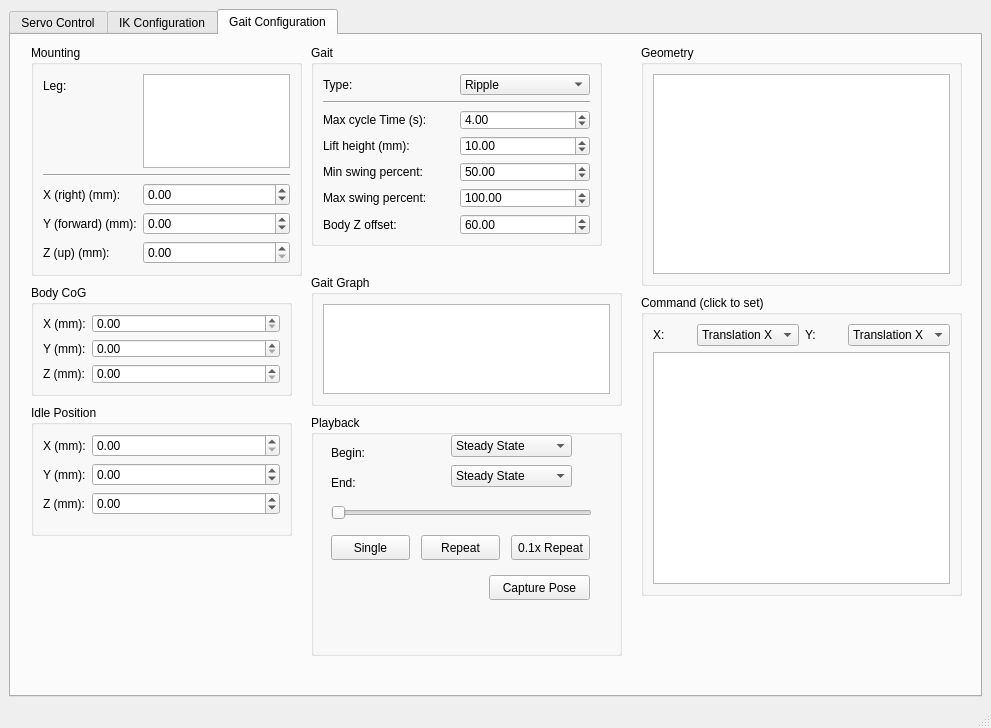
This is mtool_main_window.ui in mjbots/mjmech as Qt 5 draws it before an edit. The edited form follows.
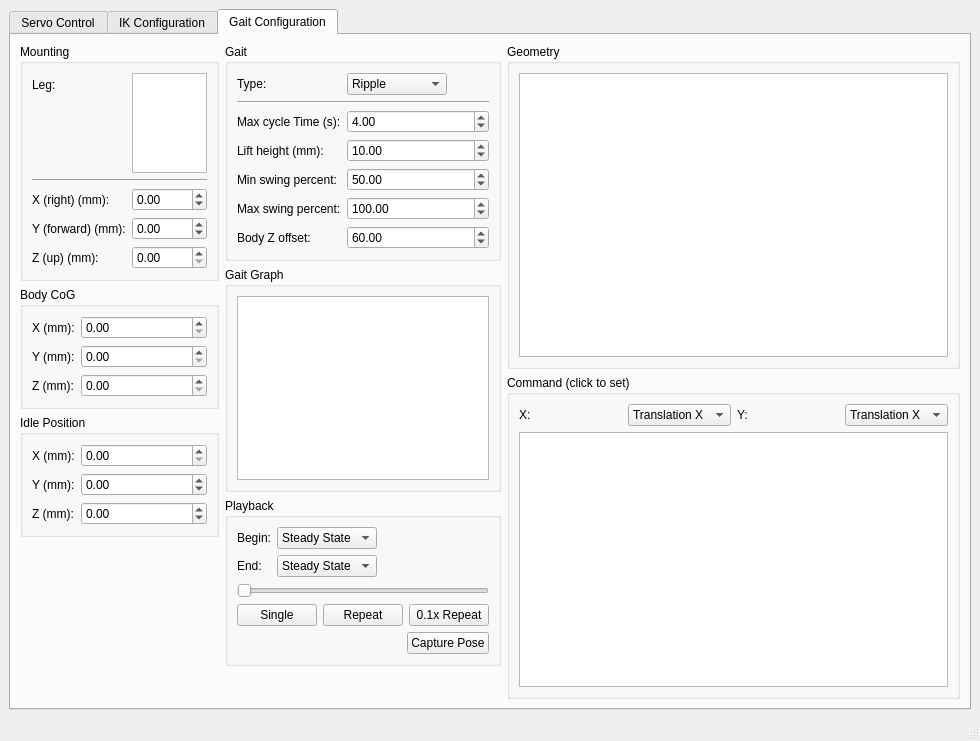
This is the edited form. The open tabs and pages were chosen to show the change.

Commit message: mtool: Render a basic gait graph.

Diff of the .ui file:
```diff
--- a/mtool_main_window.ui
+++ b/mtool_main_window.ui
@@ -6,16 +6,16 @@
    <rect>
     <x>0</x>
     <y>0</y>
-    <width>991</width>
-    <height>728</height>
+    <width>980</width>
+    <height>741</height>
    </rect>
   </property>
   <property name="windowTitle">
    <string>mtool</string>
   </property>
   <widget class="QWidget" name="centralwidget">
-   <layout class="QGridLayout" name="gridLayout_6">
-    <item row="0" column="0">
+   <layout class="QVBoxLayout" name="verticalLayout_12">
+    <item>
      <widget class="QTabWidget" name="tabWidget">
       <property name="currentIndex">
        <number>0</number>
@@ -831,170 +831,11 @@
        <attribute name="title">
         <string>Gait Configuration</string>
        </attribute>
-       <widget class="QGroupBox" name="geometryGroup">
-        <property name="geometry">
-         <rect>
-          <x>630</x>
-          <y>10</y>
-          <width>321</width>
-          <height>241</height>
-         </rect>
-        </property>
-        <property name="title">
-         <string>Geometry</string>
-        </property>
-        <layout class="QVBoxLayout" name="verticalLayout_9">
+       <layout class="QHBoxLayout" name="horizontalLayout_7" stretch="1,1,6">
          <item>
-          <widget class="QGraphicsView" name="graphicsView_3"/>
-         </item>
-        </layout>
-       </widget>
-       <widget class="QGroupBox" name="commandGroup">
-        <property name="geometry">
-         <rect>
-          <x>630</x>
-          <y>260</y>
-          <width>321</width>
-          <height>301</height>
-         </rect>
-        </property>
-        <property name="title">
-         <string>Command (click to set)</string>
-        </property>
-        <layout class="QVBoxLayout" name="verticalLayout_8">
+         <layout class="QVBoxLayout" name="verticalLayout">
          <item>
-          <layout class="QHBoxLayout" name="horizontalLayout_5">
-           <item>
-            <widget class="QLabel" name="label_18">
-             <property name="text">
-              <string>X:</string>
-             </property>
-            </widget>
-           </item>
-           <item>
-            <widget class="QComboBox" name="comboBox_4">
-             <item>
-              <property name="text">
-               <string>Translation X</string>
-              </property>
-             </item>
-             <item>
-              <property name="text">
-               <string>Translation Y</string>
-              </property>
-             </item>
-             <item>
-              <property name="text">
-               <string>Rotation</string>
-              </property>
-             </item>
-             <item>
-              <property name="text">
-               <string>Body X</string>
-              </property>
-             </item>
-             <item>
-              <property name="text">
-               <string>Body Y</string>
-              </property>
-             </item>
-             <item>
-              <property name="text">
-               <string>Body Z</string>
-              </property>
-             </item>
-             <item>
-              <property name="text">
-               <string>Body Pitch</string>
-              </property>
-             </item>
-             <item>
-              <property name="text">
-               <string>Body Roll</string>
-              </property>
-             </item>
-             <item>
-              <property name="text">
-               <string>Body Yaw</string>
-              </property>
-             </item>
-            </widget>
-           </item>
-           <item>
-            <widget class="QLabel" name="label_19">
-             <property name="text">
-              <string>Y:</string>
-             </property>
-            </widget>
-           </item>
-           <item>
-            <widget class="QComboBox" name="comboBox_5">
-             <property name="currentIndex">
-              <number>0</number>
-             </property>
-             <item>
-              <property name="text">
-               <string>Translation X</string>
-              </property>
-             </item>
-             <item>
-              <property name="text">
-               <string>Translation Y</string>
-              </property>
-             </item>
-             <item>
-              <property name="text">
-               <string>Rotation</string>
-              </property>
-             </item>
-             <item>
-              <property name="text">
-               <string>Body X</string>
-              </property>
-             </item>
-             <item>
-              <property name="text">
-               <string>Body Y</string>
-              </property>
-             </item>
-             <item>
-              <property name="text">
-               <string>Body Z</string>
-              </property>
-             </item>
-             <item>
-              <property name="text">
-               <string>Body Pitch</string>
-              </property>
-             </item>
-             <item>
-              <property name="text">
-               <string>Body Roll</string>
-              </property>
-             </item>
-             <item>
-              <property name="text">
-               <string>Body Yaw</string>
-              </property>
-             </item>
-            </widget>
-           </item>
-          </layout>
-         </item>
-         <item>
-          <widget class="QGraphicsView" name="graphicsView_2"/>
-         </item>
-        </layout>
-       </widget>
        <widget class="QGroupBox" name="mountingGroup">
-        <property name="geometry">
-         <rect>
-          <x>20</x>
-          <y>10</y>
-          <width>271</width>
-          <height>231</height>
-         </rect>
-        </property>
         <property name="title">
          <string>Mounting</string>
         </property>
@@ -1007,7 +848,20 @@
           </widget>
          </item>
          <item row="0" column="1">
-          <widget class="QListWidget" name="gaitLegList"/>
+              <widget class="QListWidget" name="gaitLegList">
+               <property name="sizePolicy">
+                <sizepolicy hsizetype="Ignored" vsizetype="Expanding">
+                 <horstretch>0</horstretch>
+                 <verstretch>0</verstretch>
+                </sizepolicy>
+               </property>
+               <property name="maximumSize">
+                <size>
+                 <width>16777215</width>
+                 <height>100</height>
+                </size>
+               </property>
+              </widget>
          </item>
          <item row="1" column="0" colspan="2">
           <widget class="Line" name="line_5">
@@ -1078,21 +932,149 @@
          </item>
         </layout>
        </widget>
+          </item>
+          <item>
+           <widget class="QGroupBox" name="bodyCogGroup">
+            <property name="title">
+             <string>Body CoG</string>
+            </property>
+            <layout class="QFormLayout" name="formLayout_4">
+             <item row="0" column="0">
+              <widget class="QLabel" name="label_13">
+               <property name="text">
+                <string>X (mm):</string>
+               </property>
+              </widget>
+             </item>
+             <item row="0" column="1">
+              <widget class="QDoubleSpinBox" name="bodyCogXSpin"/>
+             </item>
+             <item row="1" column="0">
+              <widget class="QLabel" name="label_14">
+               <property name="text">
+                <string>Y (mm):</string>
+               </property>
+              </widget>
+             </item>
+             <item row="1" column="1">
+              <widget class="QDoubleSpinBox" name="bodyCogYSpin"/>
+             </item>
+             <item row="2" column="0">
+              <widget class="QLabel" name="label_15">
+               <property name="text">
+                <string>Z (mm):</string>
+               </property>
+              </widget>
+             </item>
+             <item row="2" column="1">
+              <widget class="QDoubleSpinBox" name="bodyCogZSpin"/>
+             </item>
+            </layout>
+           </widget>
+          </item>
+          <item>
+           <widget class="QGroupBox" name="idlePositionGroup">
+            <property name="title">
+             <string>Idle Position</string>
+            </property>
+            <layout class="QFormLayout" name="formLayout_5">
+             <item row="0" column="0">
+              <widget class="QLabel" name="label_10">
+               <property name="text">
+                <string>X (mm):</string>
+               </property>
+              </widget>
+             </item>
+             <item row="0" column="1">
+              <widget class="QDoubleSpinBox" name="idlePositionXSpin">
+               <property name="maximum">
+                <double>1000.000000000000000</double>
+               </property>
+               <property name="singleStep">
+                <double>10.000000000000000</double>
+               </property>
+              </widget>
+             </item>
+             <item row="1" column="0">
+              <widget class="QLabel" name="label_11">
+               <property name="text">
+                <string>Y (mm):</string>
+               </property>
+              </widget>
+             </item>
+             <item row="1" column="1">
+              <widget class="QDoubleSpinBox" name="idlePositionYSpin">
+               <property name="minimum">
+                <double>-1000.000000000000000</double>
+               </property>
+               <property name="maximum">
+                <double>1000.000000000000000</double>
+               </property>
+               <property name="singleStep">
+                <double>10.000000000000000</double>
+               </property>
+              </widget>
+             </item>
+             <item row="2" column="0">
+              <widget class="QLabel" name="label_12">
+               <property name="text">
+                <string>Z (mm):</string>
+               </property>
+              </widget>
+             </item>
+             <item row="2" column="1">
+              <widget class="QDoubleSpinBox" name="idlePositionZSpin">
+               <property name="minimum">
+                <double>-1000.000000000000000</double>
+               </property>
+               <property name="maximum">
+                <double>1000.000000000000000</double>
+               </property>
+               <property name="singleStep">
+                <double>10.000000000000000</double>
+               </property>
+              </widget>
+             </item>
+            </layout>
+           </widget>
+          </item>
+          <item>
+           <spacer name="verticalSpacer_8">
+            <property name="orientation">
+             <enum>Qt::Vertical</enum>
+            </property>
+            <property name="sizeHint" stdset="0">
+             <size>
+              <width>20</width>
+              <height>40</height>
+             </size>
+            </property>
+           </spacer>
+          </item>
+         </layout>
+        </item>
+        <item>
+         <layout class="QVBoxLayout" name="verticalLayout_10">
+          <item>
        <widget class="QGroupBox" name="gaitGroup">
-        <property name="geometry">
-         <rect>
-          <x>300</x>
-          <y>10</y>
-          <width>291</width>
-          <height>201</height>
-         </rect>
+            <property name="sizePolicy">
+             <sizepolicy hsizetype="Preferred" vsizetype="Preferred">
+              <horstretch>0</horstretch>
+              <verstretch>0</verstretch>
+             </sizepolicy>
         </property>
         <property name="title">
          <string>Gait</string>
         </property>
-        <layout class="QGridLayout" name="gridLayout_7">
+            <layout class="QFormLayout" name="formLayout_6">
          <item row="0" column="0">
           <widget class="QLabel" name="label_5">
+               <property name="maximumSize">
+                <size>
+                 <width>16777215</width>
+                 <height>16777215</height>
+                </size>
+               </property>
            <property name="text">
             <string>Type:</string>
            </property>
@@ -1100,6 +1082,12 @@
          </item>
          <item row="0" column="1">
           <widget class="QComboBox" name="comboBox">
+               <property name="maximumSize">
+                <size>
+                 <width>100</width>
+                 <height>16777215</height>
+                </size>
+               </property>
            <item>
             <property name="text">
              <string>Ripple</string>
@@ -1213,174 +1201,70 @@
          </item>
         </layout>
        </widget>
+          </item>
+          <item>
        <widget class="QGroupBox" name="gaitGraphGroup">
-        <property name="geometry">
-         <rect>
-          <x>300</x>
-          <y>240</y>
-          <width>311</width>
-          <height>131</height>
-         </rect>
+            <property name="sizePolicy">
+             <sizepolicy hsizetype="Preferred" vsizetype="Preferred">
+              <horstretch>0</horstretch>
+              <verstretch>0</verstretch>
+             </sizepolicy>
         </property>
         <property name="title">
          <string>Gait Graph</string>
         </property>
         <layout class="QVBoxLayout" name="verticalLayout_7">
          <item>
-          <widget class="QGraphicsView" name="graphicsView"/>
-         </item>
-        </layout>
-       </widget>
-       <widget class="QGroupBox" name="idlePositionGroup">
-        <property name="geometry">
-         <rect>
-          <x>20</x>
-          <y>370</y>
-          <width>261</width>
-          <height>131</height>
-         </rect>
-        </property>
-        <property name="title">
-         <string>Idle Position</string>
-        </property>
-        <layout class="QFormLayout" name="formLayout_5">
-         <item row="0" column="0">
-          <widget class="QLabel" name="label_10">
-           <property name="text">
-            <string>X (mm):</string>
-           </property>
-          </widget>
-         </item>
-         <item row="0" column="1">
-          <widget class="QDoubleSpinBox" name="idlePositionXSpin">
-           <property name="maximum">
-            <double>1000.000000000000000</double>
-           </property>
-           <property name="singleStep">
-            <double>10.000000000000000</double>
-           </property>
-          </widget>
-         </item>
-         <item row="1" column="0">
-          <widget class="QLabel" name="label_11">
-           <property name="text">
-            <string>Y (mm):</string>
-           </property>
-          </widget>
-         </item>
-         <item row="1" column="1">
-          <widget class="QDoubleSpinBox" name="idlePositionYSpin">
-           <property name="minimum">
-            <double>-1000.000000000000000</double>
-           </property>
-           <property name="maximum">
-            <double>1000.000000000000000</double>
-           </property>
-           <property name="singleStep">
-            <double>10.000000000000000</double>
-           </property>
-          </widget>
-         </item>
-         <item row="2" column="0">
-          <widget class="QLabel" name="label_12">
-           <property name="text">
-            <string>Z (mm):</string>
-           </property>
-          </widget>
-         </item>
-         <item row="2" column="1">
-          <widget class="QDoubleSpinBox" name="idlePositionZSpin">
-           <property name="minimum">
-            <double>-1000.000000000000000</double>
-           </property>
-           <property name="maximum">
-            <double>1000.000000000000000</double>
-           </property>
-           <property name="singleStep">
-            <double>10.000000000000000</double>
-           </property>
-          </widget>
-         </item>
-        </layout>
-       </widget>
-       <widget class="QGroupBox" name="bodyCogGroup">
-        <property name="geometry">
-         <rect>
-          <x>20</x>
-          <y>250</y>
-          <width>261</width>
-          <height>111</height>
-         </rect>
-        </property>
-        <property name="title">
-         <string>Body CoG</string>
-        </property>
-        <layout class="QFormLayout" name="formLayout_4">
-         <item row="0" column="0">
-          <widget class="QLabel" name="label_13">
-           <property name="text">
-            <string>X (mm):</string>
-           </property>
-          </widget>
-         </item>
-         <item row="0" column="1">
-          <widget class="QDoubleSpinBox" name="bodyCogXSpin"/>
-         </item>
-         <item row="1" column="0">
-          <widget class="QLabel" name="label_14">
-           <property name="text">
-            <string>Y (mm):</string>
-           </property>
-          </widget>
-         </item>
-         <item row="1" column="1">
-          <widget class="QDoubleSpinBox" name="bodyCogYSpin"/>
-         </item>
-         <item row="2" column="0">
-          <widget class="QLabel" name="label_15">
-           <property name="text">
-            <string>Z (mm):</string>
-           </property>
-          </widget>
-         </item>
-         <item row="2" column="1">
-          <widget class="QDoubleSpinBox" name="bodyCogZSpin"/>
-         </item>
-        </layout>
-       </widget>
+              <widget class="QGraphicsView" name="gaitGraphView">
+               <property name="sizePolicy">
+                <sizepolicy hsizetype="Expanding" vsizetype="Expanding">
+                 <horstretch>0</horstretch>
+                 <verstretch>0</verstretch>
+                </sizepolicy>
+               </property>
+               <property name="maximumSize">
+                <size>
+                 <width>16777215</width>
+                 <height>16777215</height>
+                </size>
+               </property>
+               <property name="verticalScrollBarPolicy">
+                <enum>Qt::ScrollBarAlwaysOff</enum>
+               </property>
+               <property name="horizontalScrollBarPolicy">
+                <enum>Qt::ScrollBarAlwaysOff</enum>
+               </property>
+              </widget>
+             </item>
+            </layout>
+           </widget>
+          </item>
+          <item>
        <widget class="QGroupBox" name="playbackGroup">
-        <property name="geometry">
-         <rect>
-          <x>300</x>
-          <y>380</y>
-          <width>311</width>
-          <height>241</height>
-         </rect>
+            <property name="sizePolicy">
+             <sizepolicy hsizetype="Preferred" vsizetype="Preferred">
+              <horstretch>0</horstretch>
+              <verstretch>0</verstretch>
+             </sizepolicy>
         </property>
         <property name="title">
          <string>Playback</string>
         </property>
+            <layout class="QFormLayout" name="formLayout_7">
+             <item row="0" column="0">
         <widget class="QLabel" name="label_16">
-         <property name="geometry">
-          <rect>
-           <x>20</x>
-           <y>30</y>
-           <width>41</width>
-           <height>16</height>
-          </rect>
-         </property>
          <property name="text">
           <string>Begin:</string>
          </property>
         </widget>
+             </item>
+             <item row="0" column="1">
         <widget class="QComboBox" name="comboBox_2">
-         <property name="geometry">
-          <rect>
-           <x>140</x>
-           <y>20</y>
-           <width>121</width>
-           <height>22</height>
-          </rect>
+               <property name="maximumSize">
+                <size>
+                 <width>100</width>
+                 <height>16777215</height>
+                </size>
          </property>
          <item>
           <property name="text">
@@ -1393,27 +1277,21 @@
           </property>
          </item>
         </widget>
+             </item>
+             <item row="1" column="0">
         <widget class="QLabel" name="label_17">
-         <property name="geometry">
-          <rect>
-           <x>20</x>
-           <y>60</y>
-           <width>57</width>
-           <height>15</height>
-          </rect>
-         </property>
          <property name="text">
           <string>End:</string>
          </property>
         </widget>
+             </item>
+             <item row="1" column="1">
         <widget class="QComboBox" name="comboBox_3">
-         <property name="geometry">
-          <rect>
-           <x>140</x>
-           <y>50</y>
-           <width>121</width>
-           <height>22</height>
-          </rect>
+               <property name="maximumSize">
+                <size>
+                 <width>100</width>
+                 <height>16777215</height>
+                </size>
          </property>
          <item>
           <property name="text">
@@ -1426,72 +1304,285 @@
           </property>
          </item>
         </widget>
+             </item>
+             <item row="2" column="0" colspan="2">
         <widget class="QSlider" name="horizontalSlider">
-         <property name="geometry">
-          <rect>
-           <x>20</x>
-           <y>90</y>
-           <width>261</width>
-           <height>16</height>
-          </rect>
+               <property name="sizePolicy">
+                <sizepolicy hsizetype="Expanding" vsizetype="Fixed">
+                 <horstretch>0</horstretch>
+                 <verstretch>0</verstretch>
+                </sizepolicy>
+               </property>
+               <property name="maximumSize">
+                <size>
+                 <width>16777215</width>
+                 <height>16777215</height>
+                </size>
          </property>
          <property name="orientation">
           <enum>Qt::Horizontal</enum>
          </property>
         </widget>
+             </item>
+             <item row="3" column="0" colspan="2">
+              <layout class="QHBoxLayout" name="horizontalLayout_6">
+               <item>
         <widget class="QPushButton" name="pushButton">
-         <property name="geometry">
-          <rect>
-           <x>20</x>
-           <y>120</y>
-           <width>79</width>
-           <height>25</height>
-          </rect>
+                 <property name="maximumSize">
+                  <size>
+                   <width>100</width>
+                   <height>16777215</height>
+                  </size>
          </property>
          <property name="text">
           <string>Single</string>
          </property>
         </widget>
+               </item>
+               <item>
         <widget class="QPushButton" name="pushButton_2">
-         <property name="geometry">
-          <rect>
-           <x>110</x>
-           <y>120</y>
-           <width>79</width>
-           <height>25</height>
-          </rect>
+                 <property name="maximumSize">
+                  <size>
+                   <width>100</width>
+                   <height>16777215</height>
+                  </size>
          </property>
          <property name="text">
           <string>Repeat</string>
          </property>
         </widget>
+               </item>
+               <item>
         <widget class="QPushButton" name="pushButton_3">
-         <property name="geometry">
-          <rect>
-           <x>200</x>
-           <y>120</y>
-           <width>79</width>
-           <height>25</height>
-          </rect>
+                 <property name="maximumSize">
+                  <size>
+                   <width>100</width>
+                   <height>16777215</height>
+                  </size>
          </property>
          <property name="text">
           <string>0.1x Repeat</string>
          </property>
         </widget>
+               </item>
+              </layout>
+             </item>
+             <item row="4" column="0" colspan="2">
+              <layout class="QHBoxLayout" name="horizontalLayout_4">
+               <item>
+                <spacer name="horizontalSpacer">
+                 <property name="orientation">
+                  <enum>Qt::Horizontal</enum>
+                 </property>
+                 <property name="sizeHint" stdset="0">
+                  <size>
+                   <width>40</width>
+                   <height>20</height>
+                  </size>
+                 </property>
+                </spacer>
+               </item>
+               <item>
         <widget class="QPushButton" name="pushButton_4">
-         <property name="geometry">
-          <rect>
-           <x>178</x>
-           <y>160</y>
-           <width>101</width>
-           <height>25</height>
-          </rect>
-         </property>
          <property name="text">
           <string>Capture Pose</string>
          </property>
         </widget>
-       </widget>
+               </item>
+              </layout>
+             </item>
+            </layout>
+           </widget>
+          </item>
+          <item>
+           <spacer name="verticalSpacer_9">
+            <property name="orientation">
+             <enum>Qt::Vertical</enum>
+            </property>
+            <property name="sizeHint" stdset="0">
+             <size>
+              <width>20</width>
+              <height>40</height>
+             </size>
+            </property>
+           </spacer>
+          </item>
+         </layout>
+        </item>
+        <item>
+         <layout class="QVBoxLayout" name="verticalLayout_11">
+          <item>
+           <widget class="QGroupBox" name="geometryGroup">
+            <property name="sizePolicy">
+             <sizepolicy hsizetype="Preferred" vsizetype="Preferred">
+              <horstretch>0</horstretch>
+              <verstretch>0</verstretch>
+             </sizepolicy>
+            </property>
+            <property name="title">
+             <string>Geometry</string>
+            </property>
+            <layout class="QVBoxLayout" name="verticalLayout_9">
+             <item>
+              <widget class="QGraphicsView" name="graphicsView_3">
+               <property name="sizePolicy">
+                <sizepolicy hsizetype="Expanding" vsizetype="Expanding">
+                 <horstretch>0</horstretch>
+                 <verstretch>0</verstretch>
+                </sizepolicy>
+               </property>
+              </widget>
+             </item>
+            </layout>
+           </widget>
+          </item>
+          <item>
+           <widget class="QGroupBox" name="commandGroup">
+            <property name="sizePolicy">
+             <sizepolicy hsizetype="Preferred" vsizetype="Preferred">
+              <horstretch>0</horstretch>
+              <verstretch>0</verstretch>
+             </sizepolicy>
+            </property>
+            <property name="title">
+             <string>Command (click to set)</string>
+            </property>
+            <layout class="QVBoxLayout" name="verticalLayout_8">
+             <item>
+              <layout class="QHBoxLayout" name="horizontalLayout_5">
+               <item>
+                <widget class="QLabel" name="label_18">
+                 <property name="text">
+                  <string>X:</string>
+                 </property>
+                </widget>
+               </item>
+               <item>
+                <widget class="QComboBox" name="comboBox_4">
+                 <item>
+                  <property name="text">
+                   <string>Translation X</string>
+                  </property>
+                 </item>
+                 <item>
+                  <property name="text">
+                   <string>Translation Y</string>
+                  </property>
+                 </item>
+                 <item>
+                  <property name="text">
+                   <string>Rotation</string>
+                  </property>
+                 </item>
+                 <item>
+                  <property name="text">
+                   <string>Body X</string>
+                  </property>
+                 </item>
+                 <item>
+                  <property name="text">
+                   <string>Body Y</string>
+                  </property>
+                 </item>
+                 <item>
+                  <property name="text">
+                   <string>Body Z</string>
+                  </property>
+                 </item>
+                 <item>
+                  <property name="text">
+                   <string>Body Pitch</string>
+                  </property>
+                 </item>
+                 <item>
+                  <property name="text">
+                   <string>Body Roll</string>
+                  </property>
+                 </item>
+                 <item>
+                  <property name="text">
+                   <string>Body Yaw</string>
+                  </property>
+                 </item>
+                </widget>
+               </item>
+               <item>
+                <widget class="QLabel" name="label_19">
+                 <property name="text">
+                  <string>Y:</string>
+                 </property>
+                </widget>
+               </item>
+               <item>
+                <widget class="QComboBox" name="comboBox_5">
+                 <property name="currentIndex">
+                  <number>0</number>
+                 </property>
+                 <item>
+                  <property name="text">
+                   <string>Translation X</string>
+                  </property>
+                 </item>
+                 <item>
+                  <property name="text">
+                   <string>Translation Y</string>
+                  </property>
+                 </item>
+                 <item>
+                  <property name="text">
+                   <string>Rotation</string>
+                  </property>
+                 </item>
+                 <item>
+                  <property name="text">
+                   <string>Body X</string>
+                  </property>
+                 </item>
+                 <item>
+                  <property name="text">
+                   <string>Body Y</string>
+                  </property>
+                 </item>
+                 <item>
+                  <property name="text">
+                   <string>Body Z</string>
+                  </property>
+                 </item>
+                 <item>
+                  <property name="text">
+                   <string>Body Pitch</string>
+                  </property>
+                 </item>
+                 <item>
+                  <property name="text">
+                   <string>Body Roll</string>
+                  </property>
+                 </item>
+                 <item>
+                  <property name="text">
+                   <string>Body Yaw</string>
+                  </property>
+                 </item>
+                </widget>
+               </item>
+              </layout>
+             </item>
+             <item>
+              <widget class="QGraphicsView" name="graphicsView_2">
+               <property name="sizePolicy">
+                <sizepolicy hsizetype="Expanding" vsizetype="Expanding">
+                 <horstretch>0</horstretch>
+                 <verstretch>0</verstretch>
+                </sizepolicy>
+               </property>
+              </widget>
+             </item>
+            </layout>
+           </widget>
+          </item>
+         </layout>
+        </item>
+       </layout>
       </widget>
      </widget>
     </item>
```
Left out of the diff: 8 changed lines with no effect on the pictures. Lines whose indentation alone changed are shown as unchanged. The commit also changes 2 other files.
